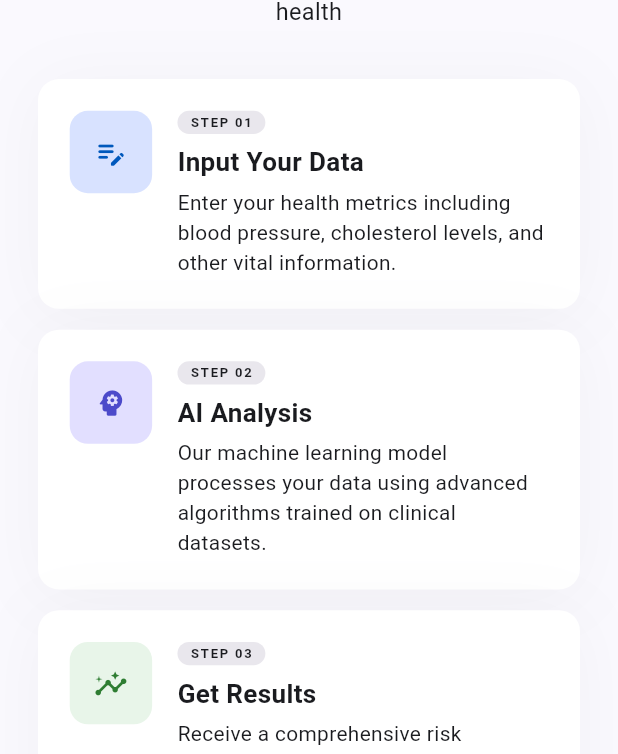
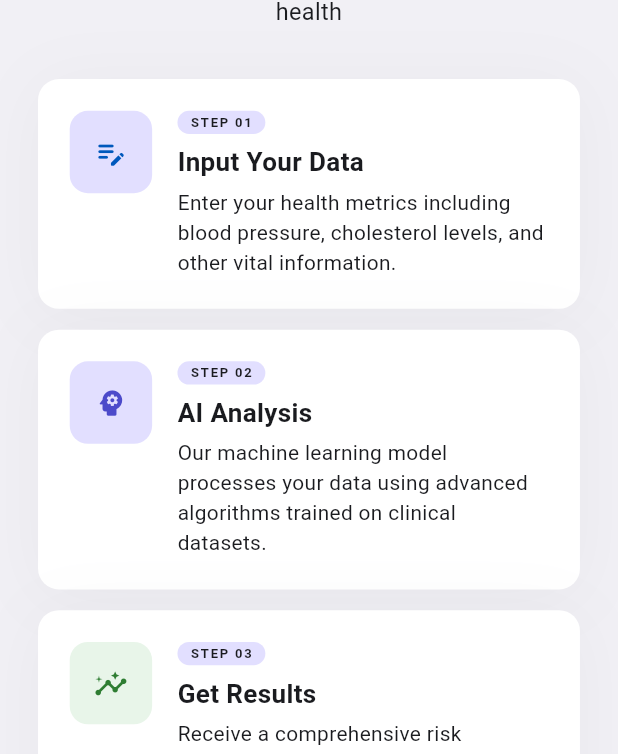
Before and after one commit to ME-ElSayed/heart-disease-prediction, a Flutter app: the screen it shows after launch, after a tap on "Next", on a phone screen of 412 x 824 dp. Shown: the part 169-923 px from the top of the screen. Run offline on Flutter 3.47's test engine with Material 3 defaults, Android fonts, the light colour scheme and no system bars; drawn by our look-alikes of smooth_page_indicator; our stand-ins replace dio, flutter_bloc, flutter_dotenv, flutter_screenutil, get_it, go_router and 4 more.

Commit message:
Refactor onboarding screen and related widgets for improved theme integration and color consistency

```diff
--- a/lib/features/onboarding/view/onboarding_screen.dart
+++ b/lib/features/onboarding/view/onboarding_screen.dart
@@ -6,7 +6,6 @@ import 'package:heart_disease_prediction/core/helper/shared_pref_helper.dart';
 import 'package:heart_disease_prediction/features/onboarding/view/widgets/page_indicator.dart';
 
 import '../../../core/routing/routes.dart';
-import '../../../core/theme/app_colors.dart';
 import '../../../core/widgets/app_button.dart';
 import 'widgets/how_it_works_page.dart';
 import 'widgets/welcome_page.dart';
@@ -46,7 +45,7 @@ class _OnboardingScreenState extends State<OnboardingScreen> {
   @override
   Widget build(BuildContext context) {
     return Scaffold(
-      backgroundColor: AppColors.surface,
+      //backgroundColor: AppColors.surface,
       body: SafeArea(
         child: Column(
           children: [
--- a/lib/features/onboarding/view/widgets/how_it_works_page.dart
+++ b/lib/features/onboarding/view/widgets/how_it_works_page.dart
@@ -34,7 +34,7 @@ class HowItWorksPage extends StatelessWidget {
               stepNumber: '01',
               icon: Icons.edit_note_rounded,
               iconColor: AppColors.primary,
-              iconBgColor: AppColors.primaryFixed,
+              iconBgColor: AppColors.secondaryFixed,
               title: 'Input Your Data',
               description:
                   'Enter your health metrics including blood pressure, cholesterol levels, and other vital information.',
--- a/lib/features/onboarding/view/widgets/step_card.dart
+++ b/lib/features/onboarding/view/widgets/step_card.dart
@@ -27,7 +27,7 @@ class StepCard extends StatelessWidget {
     return Container(
       padding: EdgeInsets.all(20.w),
       decoration: BoxDecoration(
-        color: AppColors.surfaceContainerLowest,
+        color: Theme.of(context).cardColor,
         borderRadius: BorderRadius.circular(16.r),
         boxShadow: [
           BoxShadow(
@@ -66,7 +66,7 @@ class StepCard extends StatelessWidget {
                         vertical: 2.h,
                       ),
                       decoration: BoxDecoration(
-                        color: AppColors.surfaceContainerHigh,
+                        color: Theme.of(context).colorScheme.secondaryContainer,
                         borderRadius: BorderRadius.circular(999),
                       ),
                       child: Text(
--- a/lib/features/onboarding/view/widgets/welcome_page.dart
+++ b/lib/features/onboarding/view/widgets/welcome_page.dart
@@ -21,7 +21,6 @@ class WelcomePage extends StatelessWidget {
             width: double.infinity,
             decoration: BoxDecoration(
               borderRadius: BorderRadius.circular(40),
-              color: Colors.amber,
               image: DecorationImage(
                 image: AssetImage(AppImages.heart),
                 fit: BoxFit.fill,
```
